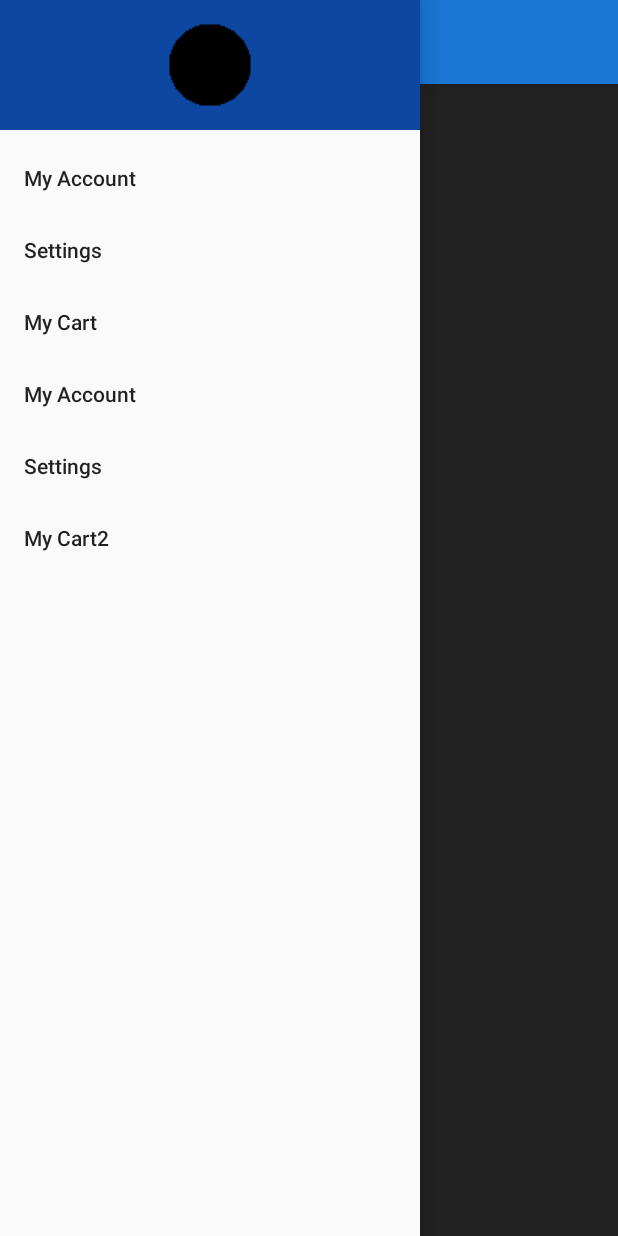
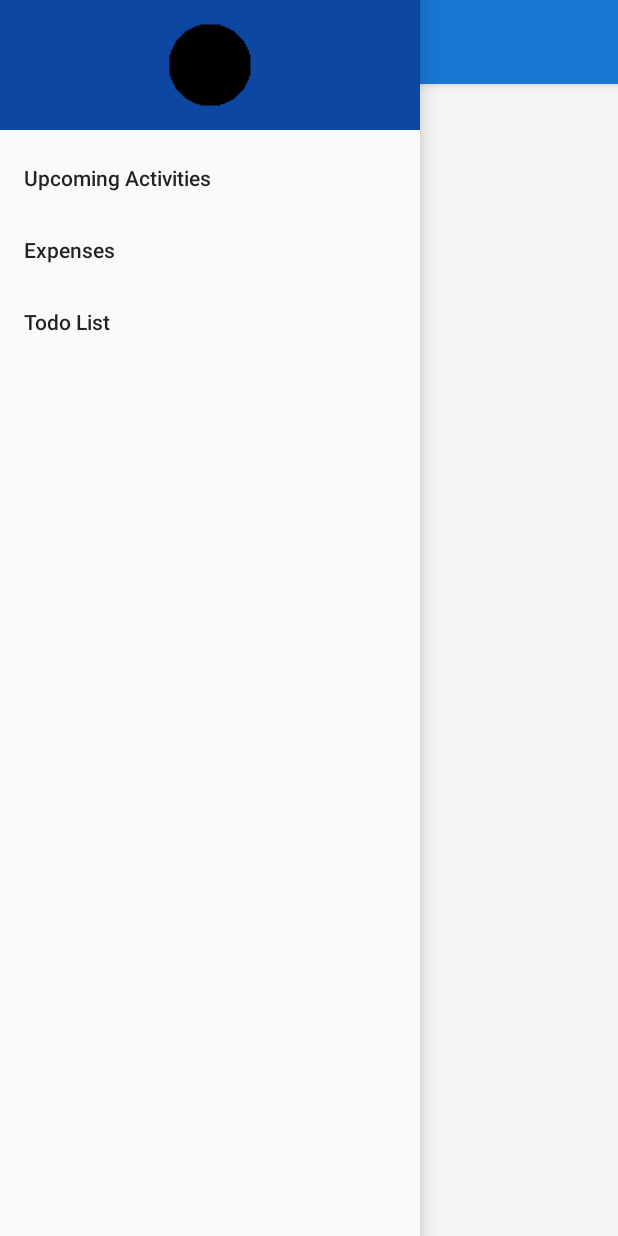
Before and after one commit to fsayhan123/Orbital_HourGlass_Final, an Android app: the testDrawer screen opened directly, with no data from a screen before it, with the side drawer open, on a phone screen of 412 x 824 dp. Run offline under Robolectric (Android 15) with nearby library versions, the phone set to English and light mode, and no system bars.

Commit message:
implemented navigation drawer pane for Upcoming page and Expense page, added comments for some variables and methods

```diff
--- a/app/src/main/res/layout/activity_test_drawer.xml
+++ b/app/src/main/res/layout/activity_test_drawer.xml
@@ -4,7 +4,8 @@
     android:id="@+id/drawer_layout"
     android:layout_width="match_parent"
     android:layout_height="match_parent"
-    android:fitsSystemWindows="true">
+    android:fitsSystemWindows="true"
+    android:theme="@style/AppTheme">
 
     <include
         layout="@layout/app_bar_main"
@@ -15,7 +16,6 @@
         android:layout_width="match_parent"
         android:layout_height="match_parent">
 
-
         <androidx.appcompat.widget.Toolbar
             android:id="@+id/toolbar3"
             android:layout_width="match_parent"
@@ -25,25 +25,25 @@
             android:theme="?attr/actionBarTheme" />
 
         <TextView
+            android:id="@+id/textView"
             android:layout_width="wrap_content"
             android:layout_height="wrap_content"
+            android:layout_marginLeft="130dp"
+            android:layout_marginTop="200dp"
             android:text="Main"
-            android:textSize="50dp"
-            android:id="@+id/textView"
-            android:layout_marginTop="200dp"
-            android:layout_marginLeft="130dp"/>
+            android:textSize="50dp" />
 
 
     </RelativeLayout>
 
     <com.google.android.material.navigation.NavigationView
+        android:id="@+id/nv"
         android:layout_width="wrap_content"
         android:layout_height="match_parent"
-        app:menu="@menu/nav_menu"
         android:layout_gravity="start"
+        android:fitsSystemWindows="false"
         app:headerLayout="@layout/header"
-        android:id="@+id/nv"
-        android:fitsSystemWindows="false">
+        app:menu="@menu/nav_menu">
 
     </com.google.android.material.navigation.NavigationView>
 </androidx.drawerlayout.widget.DrawerLayout>
--- a/app/src/main/res/layout/app_bar_main.xml
+++ b/app/src/main/res/layout/app_bar_main.xml
@@ -2,7 +2,7 @@
     xmlns:android="http://schemas.android.com/apk/res/android"
     xmlns:app="http://schemas.android.com/apk/res-auto"
     android:id="@+id/app_bar"
-    android:theme="@style/Theme.AppCompat.Light.DarkActionBar"
+    android:theme="@style/Theme.AppCompat.Light"
     android:layout_width="match_parent"
     android:layout_height="wrap_content">
 
--- a/app/src/main/res/menu/nav_menu.xml
+++ b/app/src/main/res/menu/nav_menu.xml
@@ -1,24 +1,13 @@
 <?xml version="1.0" encoding="utf-8"?>
 <menu xmlns:android="http://schemas.android.com/apk/res/android">
 
-    <group>
-        <item android:id="@+id/account"
-            android:title="My Account"/>
-        <item android:id="@+id/settings"
-            android:title="Settings"/>
-        <item android:id="@+id/mycart"
-            android:title="My Cart"/>
+    <group android:id="@+id/features">
+        <item android:id="@+id/activity_upcoming_view"
+            android:title="Upcoming Activities"/>
+        <item android:id="@+id/activity_expenses_view"
+            android:title="Expenses"/>
+        <item android:id="@+id/activity_todo_view"
+            android:title="Todo List"/>
     </group>
 
-    <item android:title="Test Title">
-        <group>
-            <item android:id="@+id/account2"
-                android:title="My Account"/>
-            <item android:id="@+id/settings2"
-                android:title="Settings"/>
-            <item android:id="@+id/mycart2"
-                android:title="My Cart2"/>
-        </group>
-    </item>
-
 </menu>
--- a/app/src/main/res/values/styles.xml
+++ b/app/src/main/res/values/styles.xml
@@ -6,6 +6,11 @@
         <item name="colorPrimary">@color/colorPrimary</item>
         <item name="colorPrimaryDark">@color/colorPrimaryDark</item>
         <item name="colorAccent">@color/colorAccent</item>
+        <item name="drawerArrowStyle">@style/MyDrawerArrowToggle</item>
+    </style>
+
+    <style name="MyDrawerArrowToggle" parent="Widget.AppCompat.DrawerArrowToggle">
+        <item name="color">@color/white</item>
     </style>
 
 </resources>
```
Also changed, not shown: app/src/main/java/com/example/weekcalendar/ActivityExpensePage.java (+37 -18 lines), app/src/main/java/com/example/weekcalendar/ActivityUpcomingPage.java (+34 -47 lines), app/src/main/java/com/example/weekcalendar/ExpenseRecyclerViewAdapter.java (renamed from app/src/main/java/com/example/weekcalendar/ExpenseRecylerViewAdapter.java, +5 -5 lines), app/src/main/java/com/example/weekcalendar/SetupNavDrawer.java (added, +65 -0 lines), app/src/main/java/com/example/weekcalendar/testDrawer.java (+11 -13 lines), app/src/main/res/layout/activity_expense_page.xml (+22 -3 lines), app/src/main/res/layout/activity_upcoming_page.xml (+28 -8 lines).
